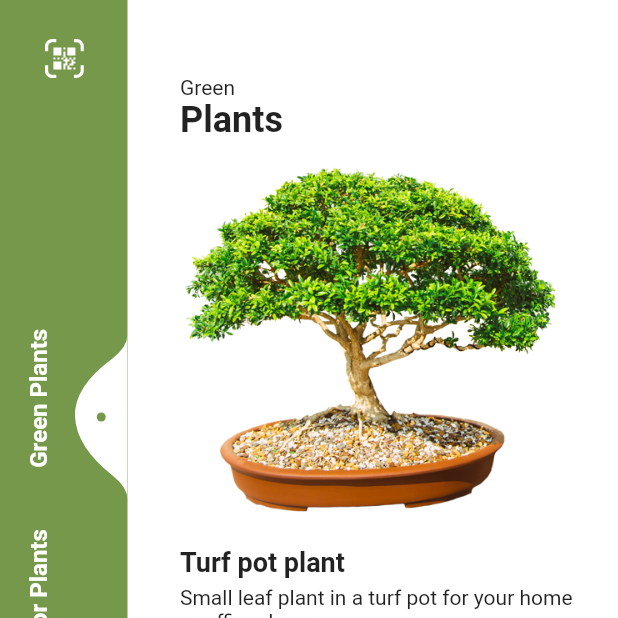
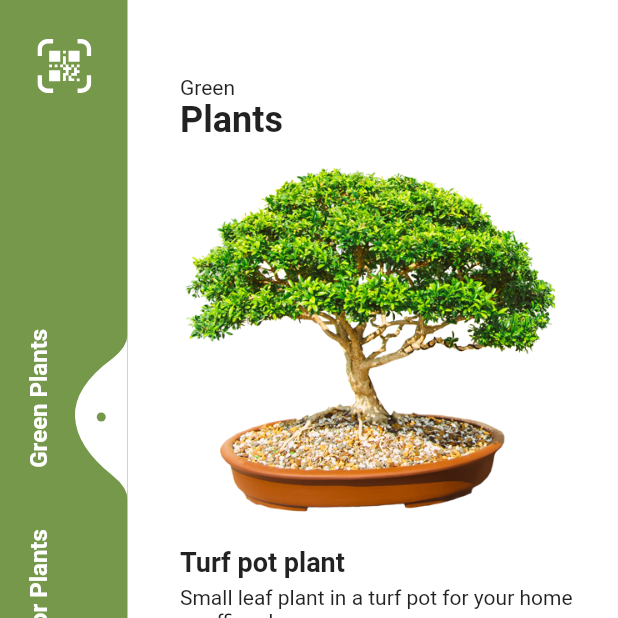
Before and after one commit to bellasoniadwi/kopi_flutter, a Flutter app: the screen it shows after launch, on a phone screen of 412 x 824 dp, the top half of it. Run offline on Flutter 3.47's test engine with Material 2 defaults, Android fonts, the phone set to English and light mode, and no system bars; our stand-ins replace flutter_svg, get.

Commit message:
update ukuran scan.svg

```diff
--- a/lib/widgets/custom_app_bar.dart
+++ b/lib/widgets/custom_app_bar.dart
@@ -8,18 +8,18 @@ class CustomAppBar extends StatelessWidget {
   @override
   Widget build(BuildContext context) {
     return Container(
-      height: 60.0,
-      padding: EdgeInsets.symmetric(horizontal: 10.0),
+      height: 70.0,
       child: Row(
         mainAxisAlignment: MainAxisAlignment.spaceBetween,
         children: [
           Container(
             margin: EdgeInsets.only(top: 18.0),
+            alignment: Alignment.center,
             child: TextButton(
               onPressed: () {},
               child: SvgPicture.asset(
                 'assets/icon/scan.svg',
-                height: 50.0,
+                height: 70.0,
                 color: white,
               ),
             ),
```
